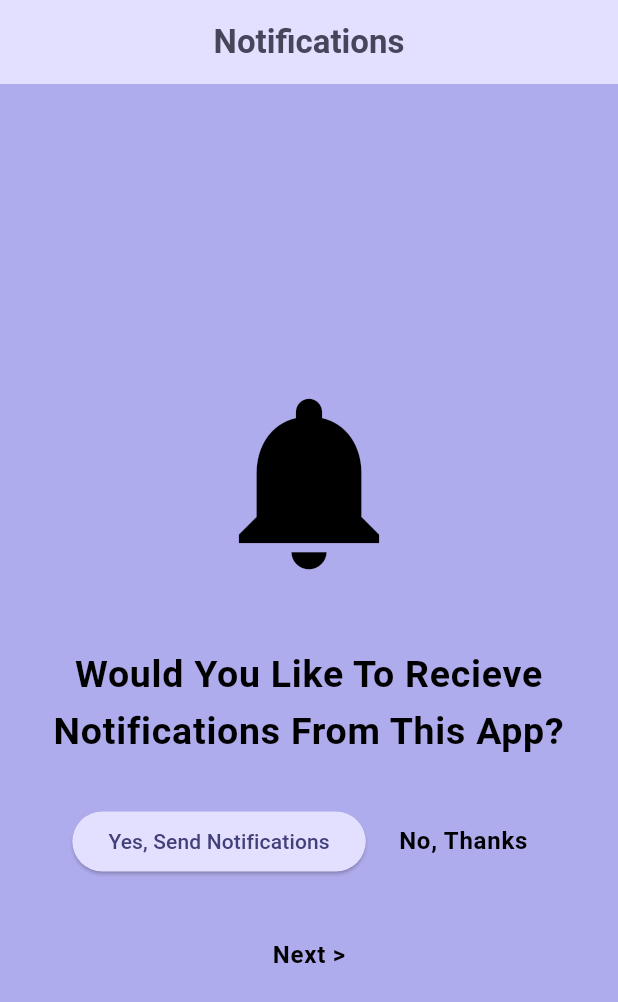
After one commit to MotazElayyan/ProLeague, a Flutter app: the AllowNotifications screen opened directly, on a phone screen of 412 x 824 dp. The commit adds this screen. Shown: the top 1002 px of the screen. Run offline on Flutter 3.47's test engine with Material 3 defaults, Android fonts, the phone set to English and light mode, and no system bars; our stand-ins replace carousel_slider, cloud_firestore, curved_navigation_bar, firebase_auth, firebase_core, firebase_storage and 4 more; accounts and stored records are empty.

Commit message:
changed title

```diff
--- a/lib/main.dart
+++ b/lib/main.dart
@@ -1,6 +1,7 @@
 import 'package:flutter/material.dart';
 import 'package:firebase_core/firebase_core.dart';
 import 'package:flutter_riverpod/flutter_riverpod.dart';
+import 'package:grad_project/screens/signinOptions/allowNotifications.dart';
 import 'firebase_options.dart';
 
 import 'package:grad_project/screens/pages/homePage.dart';
@@ -27,6 +28,10 @@ final lightTheme = ThemeData().copyWith(
       fontWeight: FontWeight.bold,
       color: kColorScheme.onSecondaryContainer,
     ),
+    bodyLarge: TextStyle(
+      color: kColorScheme.secondary,
+      fontWeight: FontWeight.bold,
+    ),
     bodyMedium: TextStyle(color: kColorScheme.onSecondaryContainer),
   ),
   appBarTheme: const AppBarTheme().copyWith(
@@ -49,7 +54,10 @@ final darkTheme = ThemeData.dark().copyWith(
       fontWeight: FontWeight.bold,
       color: kDarkColorScheme.secondary,
     ),
-    bodyLarge: TextStyle(color: kDarkColorScheme.secondary),
+    bodyLarge: TextStyle(
+      color: kDarkColorScheme.secondary,
+      fontWeight: FontWeight.bold,
+    ),
     bodyMedium: TextStyle(color: kDarkColorScheme.secondary),
   ),
   appBarTheme: const AppBarTheme().copyWith(
--- /dev/null
+++ b/lib/screens/signinOptions/allowNotifications.dart
@@ -0,0 +1,112 @@
+import 'package:flutter/material.dart';
+import 'package:grad_project/models/elevatedButton.dart';
+
+import 'package:grad_project/screens/signinOptions/chooseFavTeam.dart';
+
+class AllowNotifications extends StatefulWidget {
+  const AllowNotifications({super.key});
+
+  @override
+  State<AllowNotifications> createState() => _AllowNotificationsState();
+}
+
+class _AllowNotificationsState extends State<AllowNotifications> {
+  bool _isProcessing = false;
+
+  Future<void> _handleAllowNotifications() async {
+    setState(() {
+      _isProcessing = true;
+    });
+
+    await Future.delayed(const Duration(seconds: 2));
+
+    setState(() {
+      _isProcessing = false;
+    });
+
+    if (mounted) {
+      Navigator.of(context).pushAndRemoveUntil(
+        MaterialPageRoute(
+          builder: (context) => const ChooseFavTeam(),
+        ),
+        (route) => false,
+      );
+    }
+  }
+
+  void _handleDenyNotifications() {
+    Navigator.of(context).pushAndRemoveUntil(
+      MaterialPageRoute(
+        builder: (context) => const ChooseFavTeam(),
+      ),
+      (route) => false,
+    );
+  }
+
+  @override
+  Widget build(BuildContext context) {
+    return Scaffold(
+      backgroundColor: Theme.of(context).colorScheme.primary,
+      appBar: AppBar(
+        title: Text('Notifications', style: Theme.of(context).textTheme.titleLarge),
+        backgroundColor: Theme.of(context).colorScheme.primaryContainer,
+      ),
+      body: SafeArea(
+        child: Padding(
+          padding: const EdgeInsets.symmetric(horizontal: 24.0),
+          child: Column(
+            mainAxisAlignment: MainAxisAlignment.center,
+            children: [
+              const SizedBox(height: 40),
+              Icon(
+                Icons.notifications,
+                size: 140,
+                color: Theme.of(context).colorScheme.secondary,
+              ),
+              const SizedBox(height: 40),
+              Text(
+                'Would You Like To Recieve\nNotifications From This App?',
+                textAlign: TextAlign.center,
+                style: Theme.of(context)
+                    .textTheme
+                    .bodyLarge!
+                    .copyWith(fontSize: 25),
+              ),
+              const SizedBox(height: 30),
+              Row(
+                mainAxisAlignment: MainAxisAlignment.center,
+                children: [
+                  _isProcessing
+                      ? const SizedBox(
+                          width: 200,
+                          height: 48,
+                          child: Center(
+                            child: CircularProgressIndicator(
+                              color: Colors.white,
+                            ),
+                          ),
+                        )
+                      : CustomElevatedButton(
+                          title: 'Yes, Send Notifications',
+                          onPressed: _handleAllowNotifications,
+                        ),
+                  const SizedBox(width: 10),
+                  TextButton(
+                    onPressed: _isProcessing ? null : _handleDenyNotifications,
+                    child: Text(
+                      'No, Thanks',
+                      style: Theme.of(context).textTheme.bodyLarge,
+                    ),
+                  ),
+                ],
+              ),
+              const SizedBox(height: 40),
+              Text('Next >', style: Theme.of(context).textTheme.bodyLarge),
+              const SizedBox(height: 20),
+            ],
+          ),
+        ),
+      ),
+    );
+  }
+}
--- a/lib/screens/signinOptions/signupPage.dart
+++ b/lib/screens/signinOptions/signupPage.dart
@@ -80,10 +80,6 @@ class _SignupPageState extends State<SignupPage> {
         MaterialPageRoute(builder: (ctx) => const VerifyEmailPage()),
       );
 
-      // Navigator.of(context).pushAndRemoveUntil(
-      //   MaterialPageRoute(builder: (ctx) => const ChooseFavTeam()),
-      //   (route) => false,
-      // );
     } on FirebaseAuthException catch (error) {
       String message = 'Authentication failed. Please try again.';
       if (error.code == 'email-already-in-use') {
--- a/lib/screens/signinOptions/verifyEmailPage.dart
+++ b/lib/screens/signinOptions/verifyEmailPage.dart
@@ -1,7 +1,7 @@
 import 'package:flutter/material.dart';
 import 'package:firebase_auth/firebase_auth.dart';
 
-import 'package:grad_project/screens/signinOptions/chooseFavTeam.dart';
+import 'package:grad_project/screens/signinOptions/allowNotifications.dart';
 
 class VerifyEmailPage extends StatefulWidget {
   const VerifyEmailPage({super.key});
@@ -25,7 +25,7 @@ class _VerifyEmailPageState extends State<VerifyEmailPage> {
       if (user != null && user.emailVerified) {
         if (!mounted) return;
         Navigator.of(context).pushAndRemoveUntil(
-          MaterialPageRoute(builder: (ctx) => const ChooseFavTeam()),
+          MaterialPageRoute(builder: (ctx) => const AllowNotifications()),
           (route) => false,
         );
         break;
--- a/pubspec.yaml
+++ b/pubspec.yaml
@@ -46,6 +46,7 @@ dependencies:
   curved_navigation_bar: ^1.0.6
   flutter_riverpod: ^2.6.1
   shared_preferences: ^2.5.3
+  firebase_messaging: ^15.2.5
 
 dev_dependencies:
   flutter_test:
```
Also changed, not shown: pubspec.lock, 1 other file.
